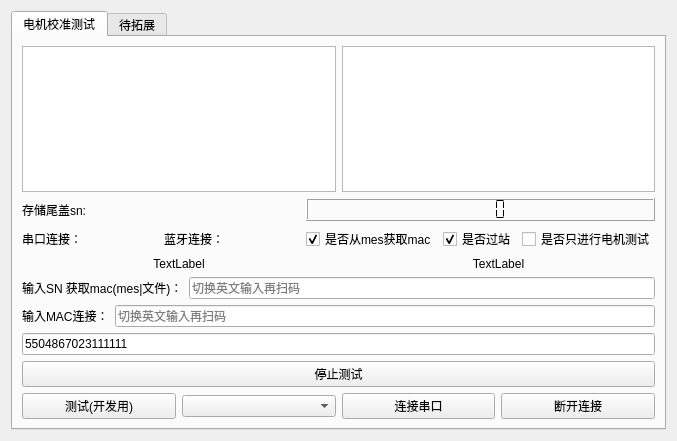
Before: the Qt Designer form work_station/motor/motor.ui in yuhuang163/test, drawn with Qt 5.
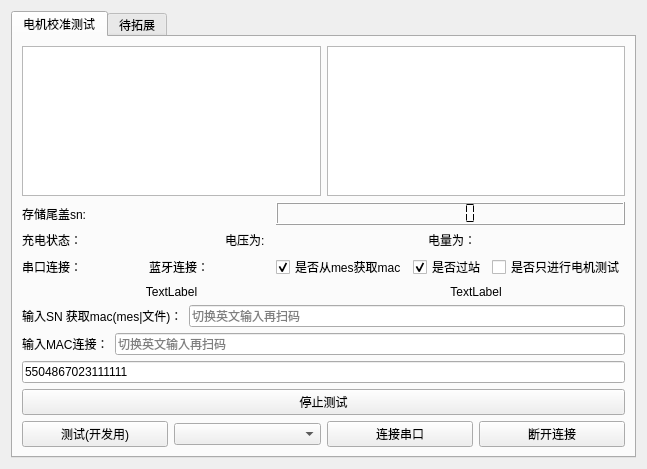
After: the same form once the commit is applied.

Commit message: 增加电机校准电量拦截

The edit to the form file:
```diff
--- a/work_station/motor/motor.ui
+++ b/work_station/motor/motor.ui
@@ -6,8 +6,8 @@
    <rect>
     <x>0</x>
     <y>0</y>
-    <width>677</width>
-    <height>441</height>
+    <width>647</width>
+    <height>469</height>
    </rect>
   </property>
   <property name="windowTitle">
@@ -24,47 +24,34 @@
        <string>电机校准测试</string>
       </attribute>
       <layout class="QGridLayout" name="gridLayout">
-       <item row="1" column="0">
-        <widget class="QLabel" name="tail_sn">
-         <property name="text">
-          <string>存储尾盖sn:</string>
+       <item row="3" column="0">
+        <layout class="QHBoxLayout" name="horizontalLayout">
+         <property name="topMargin">
+          <number>0</number>
          </property>
-        </widget>
-       </item>
-       <item row="0" column="0" colspan="2">
-        <layout class="QHBoxLayout" name="horizontalLayout_7">
          <item>
-          <widget class="QPlainTextEdit" name="log"/>
-         </item>
-         <item>
-          <widget class="QPlainTextEdit" name="msgEdit">
+          <widget class="QLabel" name="uartstate">
            <property name="sizePolicy">
-            <sizepolicy hsizetype="Expanding" vsizetype="Expanding">
+            <sizepolicy hsizetype="Preferred" vsizetype="Preferred">
              <horstretch>0</horstretch>
              <verstretch>0</verstretch>
             </sizepolicy>
            </property>
-           <property name="focusPolicy">
-            <enum>Qt::NoFocus</enum>
+           <property name="text">
+            <string>串口连接：</string>
            </property>
-           <property name="readOnly">
-            <bool>true</bool>
+          </widget>
+         </item>
+         <item>
+          <widget class="QLabel" name="bleStatusLabel">
+           <property name="text">
+            <string>蓝牙连接：</string>
            </property>
           </widget>
          </item>
         </layout>
        </item>
-       <item row="1" column="1">
-        <widget class="QLCDNumber" name="test_time">
-         <property name="smallDecimalPoint">
-          <bool>false</bool>
-         </property>
-         <property name="segmentStyle">
-          <enum>QLCDNumber::Flat</enum>
-         </property>
-        </widget>
-       </item>
-       <item row="2" column="1">
+       <item row="3" column="1">
         <layout class="QHBoxLayout" name="horizontalLayout_8">
          <item>
           <widget class="QCheckBox" name="isformmes">
@@ -98,34 +85,17 @@
          </item>
         </layout>
        </item>
-       <item row="2" column="0">
-        <layout class="QHBoxLayout" name="horizontalLayout">
-         <property name="topMargin">
-          <number>0</number>
+       <item row="1" column="1">
+        <widget class="QLCDNumber" name="test_time">
+         <property name="smallDecimalPoint">
+          <bool>false</bool>
          </property>
-         <item>
-          <widget class="QLabel" name="uartstate">
-           <property name="sizePolicy">
-            <sizepolicy hsizetype="Preferred" vsizetype="Preferred">
-             <horstretch>0</horstretch>
-             <verstretch>0</verstretch>
-            </sizepolicy>
-           </property>
-           <property name="text">
-            <string>串口连接：</string>
-           </property>
-          </widget>
-         </item>
-         <item>
-          <widget class="QLabel" name="bleStatusLabel">
-           <property name="text">
-            <string>蓝牙连接：</string>
-           </property>
-          </widget>
-         </item>
-        </layout>
+         <property name="segmentStyle">
+          <enum>QLCDNumber::Flat</enum>
+         </property>
+        </widget>
        </item>
-       <item row="10" column="0" colspan="2">
+       <item row="11" column="0" colspan="2">
         <layout class="QHBoxLayout" name="horizontalLayout_6">
          <item>
           <widget class="QPushButton" name="pushButton_2">
@@ -153,7 +123,7 @@
          </item>
         </layout>
        </item>
-       <item row="7" column="0" colspan="2">
+       <item row="8" column="0" colspan="2">
         <layout class="QVBoxLayout" name="verticalLayout">
          <property name="topMargin">
           <number>0</number>
@@ -221,7 +191,37 @@
          </item>
         </layout>
        </item>
-       <item row="4" column="0" colspan="2">
+       <item row="0" column="0" colspan="2">
+        <layout class="QHBoxLayout" name="horizontalLayout_7">
+         <item>
+          <widget class="QPlainTextEdit" name="log"/>
+         </item>
+         <item>
+          <widget class="QPlainTextEdit" name="msgEdit">
+           <property name="sizePolicy">
+            <sizepolicy hsizetype="Expanding" vsizetype="Expanding">
+             <horstretch>0</horstretch>
+             <verstretch>0</verstretch>
+            </sizepolicy>
+           </property>
+           <property name="focusPolicy">
+            <enum>Qt::NoFocus</enum>
+           </property>
+           <property name="readOnly">
+            <bool>true</bool>
+           </property>
+          </widget>
+         </item>
+        </layout>
+       </item>
+       <item row="10" column="0" colspan="2">
+        <widget class="QPushButton" name="stopTest">
+         <property name="text">
+          <string>停止测试</string>
+         </property>
+        </widget>
+       </item>
+       <item row="5" column="0" colspan="2">
         <layout class="QHBoxLayout" name="horizontalLayout_3">
          <item>
           <widget class="QLabel" name="test_result">
@@ -245,13 +245,41 @@
          </item>
         </layout>
        </item>
-       <item row="9" column="0" colspan="2">
-        <widget class="QPushButton" name="stopTest">
+       <item row="1" column="0">
+        <widget class="QLabel" name="tail_sn">
          <property name="text">
-          <string>停止测试</string>
+          <string>存储尾盖sn:</string>
          </property>
         </widget>
        </item>
+       <item row="2" column="0" colspan="2">
+        <layout class="QHBoxLayout" name="horizontalLayout_14">
+         <property name="topMargin">
+          <number>0</number>
+         </property>
+         <item>
+          <widget class="QLabel" name="battary_state">
+           <property name="text">
+            <string>充电状态：</string>
+           </property>
+          </widget>
+         </item>
+         <item>
+          <widget class="QLabel" name="battary_voltage">
+           <property name="text">
+            <string>电压为:</string>
+           </property>
+          </widget>
+         </item>
+         <item>
+          <widget class="QLabel" name="battary_value">
+           <property name="text">
+            <string>电量为：</string>
+           </property>
+          </widget>
+         </item>
+        </layout>
+       </item>
       </layout>
      </widget>
      <widget class="QWidget" name="tab_2">
```
The commit also changes 2 other files.
